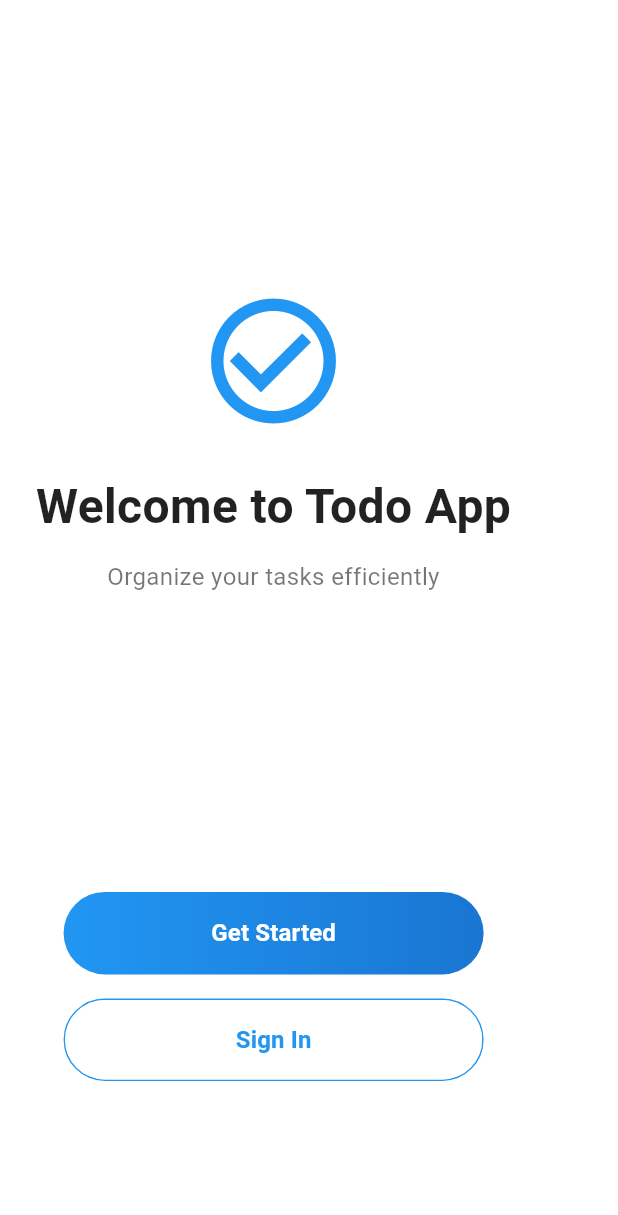
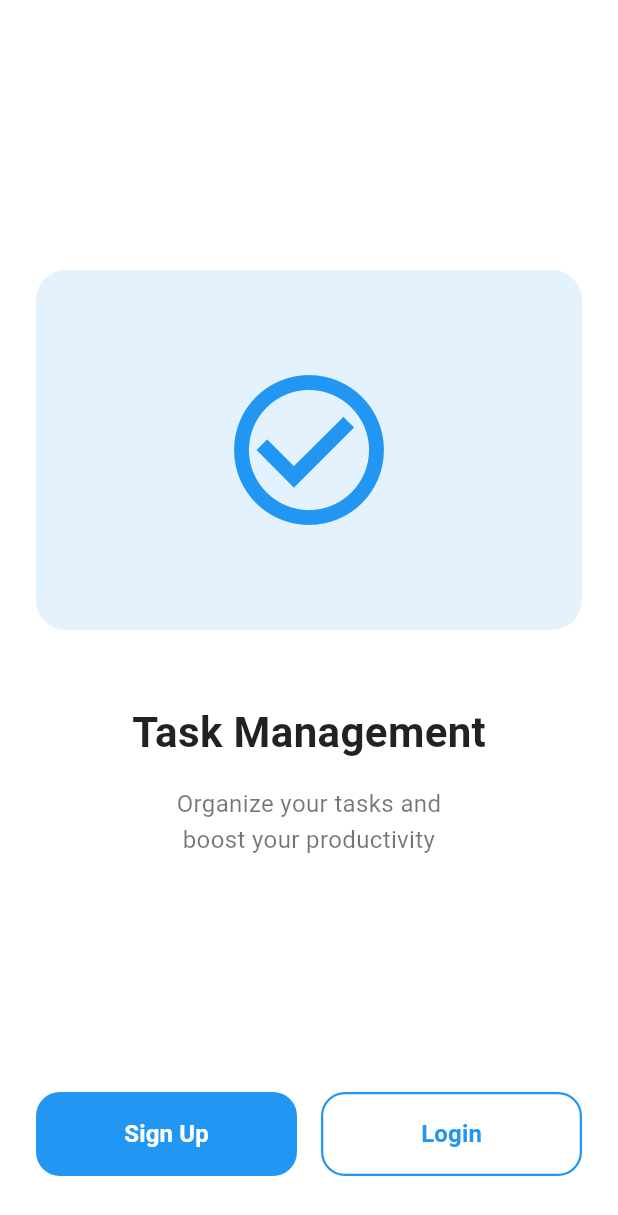
Before and after one commit to khayson/todo_app, a Flutter app: the screen it shows after launch, on a phone screen of 412 x 824 dp. Shown: the top 1215 px of the screen. Run offline on Flutter 3.47's test engine with Material 3 defaults, Android fonts, the phone set to English and light mode, and no system bars; our stand-ins replace firebase_core; accounts and stored records are empty.

Commit message:
Refactor welcome screen and button design for improved UI/UX

```diff
--- a/lib/screens/welcome_screen.dart
+++ b/lib/screens/welcome_screen.dart
@@ -11,48 +11,83 @@ class WelcomeScreen extends StatelessWidget {
       backgroundColor: Colors.white,
       body: SafeArea(
         child: Padding(
-          padding: const EdgeInsets.symmetric(horizontal: 24),
+          padding: const EdgeInsets.all(24),
           child: Column(
             children: [
-              const Spacer(flex: 2),
-              // App Logo
-              const Icon(
+              const Spacer(),
+              // Welcome Illustration
+              Container(
+                width: double.infinity,
+                height: 240,
+                decoration: const BoxDecoration(
+                  color: Color(0xFFE3F2FD), // Light blue background
+                  borderRadius: BorderRadius.all(Radius.circular(20)),
+                ),
+                child: const Center(
+                  child: Icon(
                     Icons.check_circle_outline,
-                size: 100,
+                    size: 120,
                     color: AppTheme.primaryColor,
                   ),
-              const SizedBox(height: 24),
+                ),
+              ),
+              const SizedBox(height: 48),
 
-              // Welcome Text
-              const Text(
-                'Welcome to Todo App',
-                style: AppTheme.titleStyle,
+              // Welcome Text Section
+              const Column(
+                children: [
+                  Text(
+                    'Task Management',
+                    style: TextStyle(
+                      fontSize: 28,
+                      fontWeight: FontWeight.bold,
+                      color: Colors.black87,
+                    ),
+                  ),
+                  SizedBox(height: 16),
+                  Text(
+                    'Organize your tasks and\nboost your productivity',
                     textAlign: TextAlign.center,
+                    style: TextStyle(
+                      fontSize: 16,
+                      color: Colors.black54,
+                      height: 1.5,
                     ),
-              const SizedBox(height: 12),
-              const Text(
-                'Organize your tasks efficiently',
-                style: AppTheme.subtitleStyle,
-                textAlign: TextAlign.center,
                   ),
-              const Spacer(flex: 2),
+                ],
+              ),
+              const Spacer(),
 
-              // Action Buttons
-              WelcomeButton(
-                text: 'Get Started',
+              // Action Buttons in Row
+              Row(
+                children: [
+                  Expanded(
+                    child: Padding(
+                      padding: const EdgeInsets.only(right: 8),
+                      child: WelcomeButton(
+                        text: 'Sign Up',
                         onPressed: () {
-                  // TODO: Navigate to tasks screen
+                          // TODO: Navigate to sign up screen
                         },
                         isPrimary: true,
                       ),
-              WelcomeButton(
-                text: 'Sign In',
+                    ),
+                  ),
+                  Expanded(
+                    child: Padding(
+                      padding: const EdgeInsets.only(left: 8),
+                      child: WelcomeButton(
+                        text: 'Login',
                         onPressed: () {
-                  // TODO: Navigate to sign in screen
+                          // TODO: Navigate to login screen
                         },
                         isPrimary: false,
                       ),
-              const Spacer(),
+                    ),
+                  ),
+                ],
+              ),
+              const SizedBox(height: 16),
             ],
           ),
         ),
--- a/lib/widgets/welcome_button.dart
+++ b/lib/widgets/welcome_button.dart
@@ -14,31 +14,22 @@ class WelcomeButton extends StatelessWidget {
 
   @override
   Widget build(BuildContext context) {
-    return Container(
-      width: 280,
-      height: 55,
-      margin: const EdgeInsets.symmetric(vertical: 8),
-      decoration: BoxDecoration(
-        gradient: isPrimary
-            ? const LinearGradient(
-                colors: [Color(0xFF2196F3), Color(0xFF1976D2)],
-                begin: Alignment.centerLeft,
-                end: Alignment.centerRight,
-              )
-            : null,
-        borderRadius: BorderRadius.circular(30),
-        border: isPrimary ? null : Border.all(color: const Color(0xFF2196F3)),
-      ),
+    return SizedBox(
+      height: 56,
       child: ElevatedButton(
         onPressed: onPressed,
         style: ElevatedButton.styleFrom(
-          backgroundColor: isPrimary ? Colors.transparent : Colors.white,
+          backgroundColor: isPrimary ? const Color(0xFF2196F3) : Colors.white,
           foregroundColor: isPrimary ? Colors.white : const Color(0xFF2196F3),
-          elevation: isPrimary ? 0 : 0,
+          elevation: 0,
           shape: RoundedRectangleBorder(
-            borderRadius: BorderRadius.circular(30),
+            borderRadius: BorderRadius.circular(16),
+            side: BorderSide(
+              color: isPrimary ? Colors.transparent : const Color(0xFF2196F3),
+              width: 1.5,
+            ),
           ),
-          padding: const EdgeInsets.symmetric(horizontal: 24),
+          padding: const EdgeInsets.symmetric(horizontal: 16),
         ),
         child: Text(
           text,
```
Lines whose indentation alone changed are shown as unchanged.
